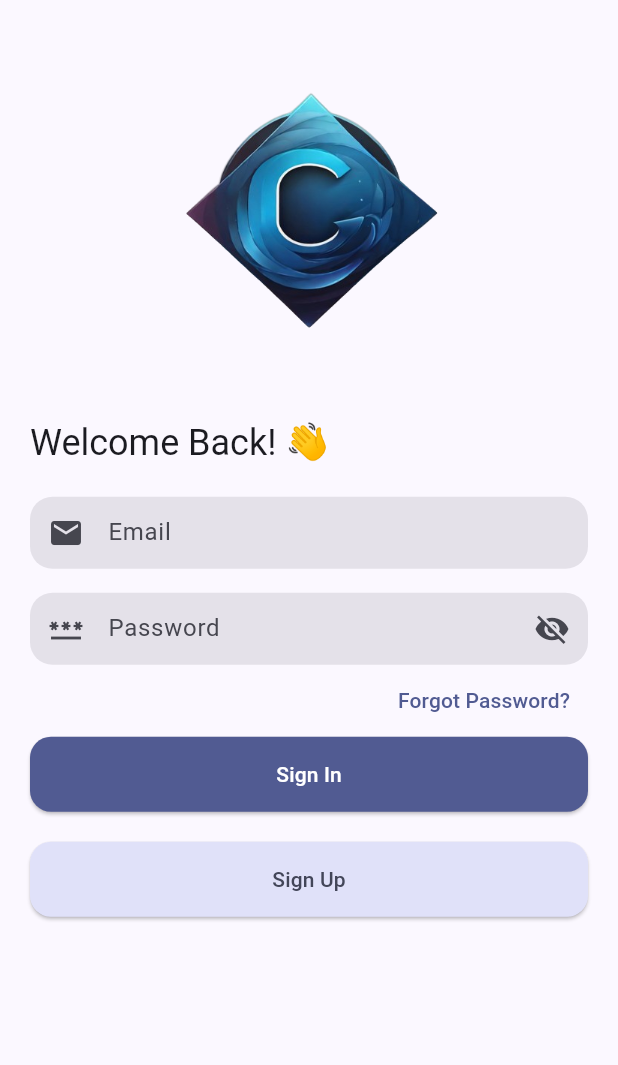
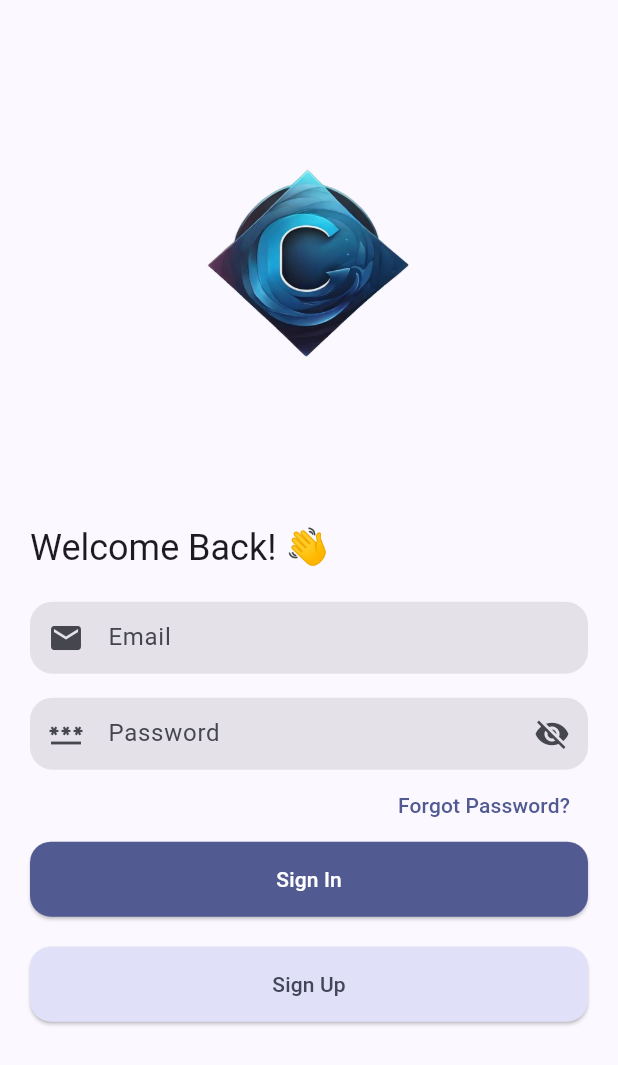
Before and after one commit to moelhewehy7/chatie, a Flutter app: the screen it shows after launch, on a phone screen of 412 x 824 dp. Shown: the top 1065 px of the screen. Run offline on Flutter 3.47's test engine with Material 3 defaults, Android fonts, the phone set to English and light mode, and no system bars; our stand-ins replace cached_network_image, cloud_firestore, emoji_picker_flutter, firebase_auth, firebase_core, firebase_storage and 8 more; missing offline and left inert: flex_color_picker; accounts and stored records are empty.

Commit message:
add icon for the app

```diff
--- a/lib/core/app_logo.dart
+++ b/lib/core/app_logo.dart
@@ -9,7 +9,7 @@ class AppLogo extends StatelessWidget {
   Widget build(BuildContext context) {
     return Image.asset(
       "assets/images/shades_of_blue_logo.png",
-      scale: 2,
+      scale: 2.5,
     );
   }
 }
--- a/lib/features/auth/presentation/views/login_view.dart
+++ b/lib/features/auth/presentation/views/login_view.dart
@@ -27,7 +27,10 @@ class _LoginViewState extends State<LoginView> {
   Widget build(BuildContext context) {
     return Scaffold(
       body: SingleChildScrollView(
-        padding: const EdgeInsets.symmetric(horizontal: 20),
+        padding: const EdgeInsets.only(
+          left: 20,
+          right: 20,
+        ),
         child: BlocListener<AuthCubit, AuthState>(
           listener: (context, state) {
             if (state is LogInSuccess) {
--- a/lib/features/chats/presentation/views/widgets/show_bottom_sheet.dart
+++ b/lib/features/chats/presentation/views/widgets/show_bottom_sheet.dart
@@ -24,8 +24,8 @@ PersistentBottomSheetController showbottomsheet(
           child: Column(mainAxisSize: MainAxisSize.min, children: [
             Divider(
               thickness: 3,
-              indent: 187,
-              endIndent: 187,
+              indent: MediaQuery.sizeOf(context).width / 2.6,
+              endIndent: MediaQuery.sizeOf(context).width / 2.6,
               color: Theme.of(context).colorScheme.onSurface,
             ),
             Padding(
```
Also changed, not shown: pubspec.yaml (+8 -0 lines), assets/images/new.png (added), assets/images/new1.png (added), assets/images/shades_of_blue_logo.png, pubspec.lock, 28 other files.
